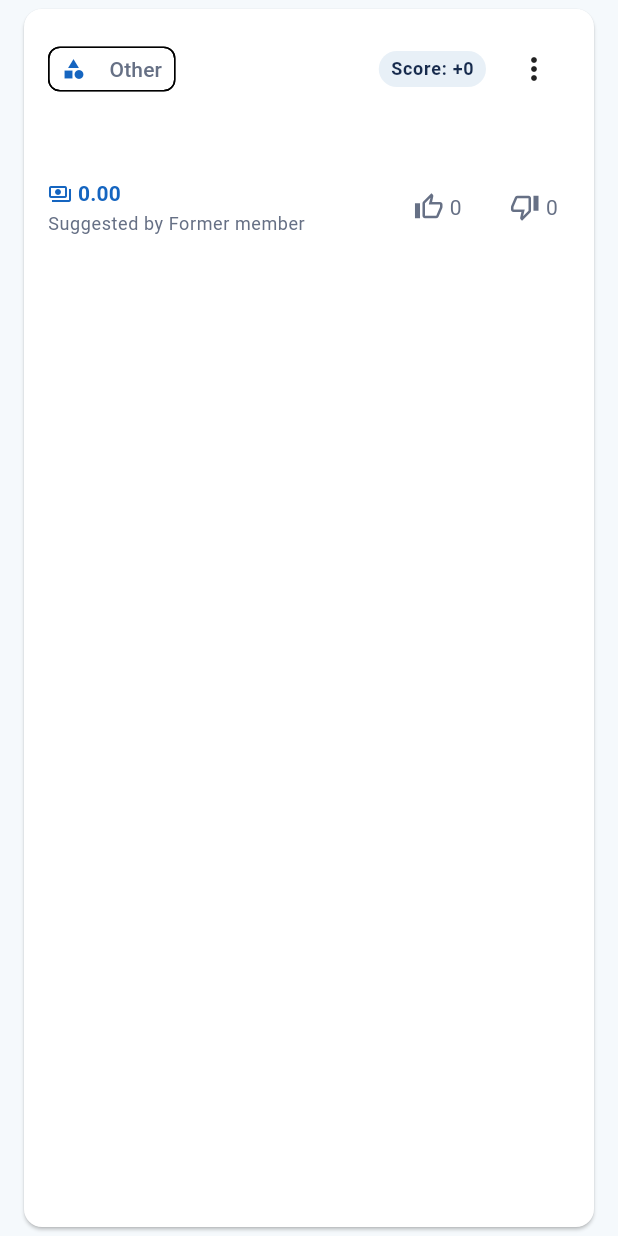
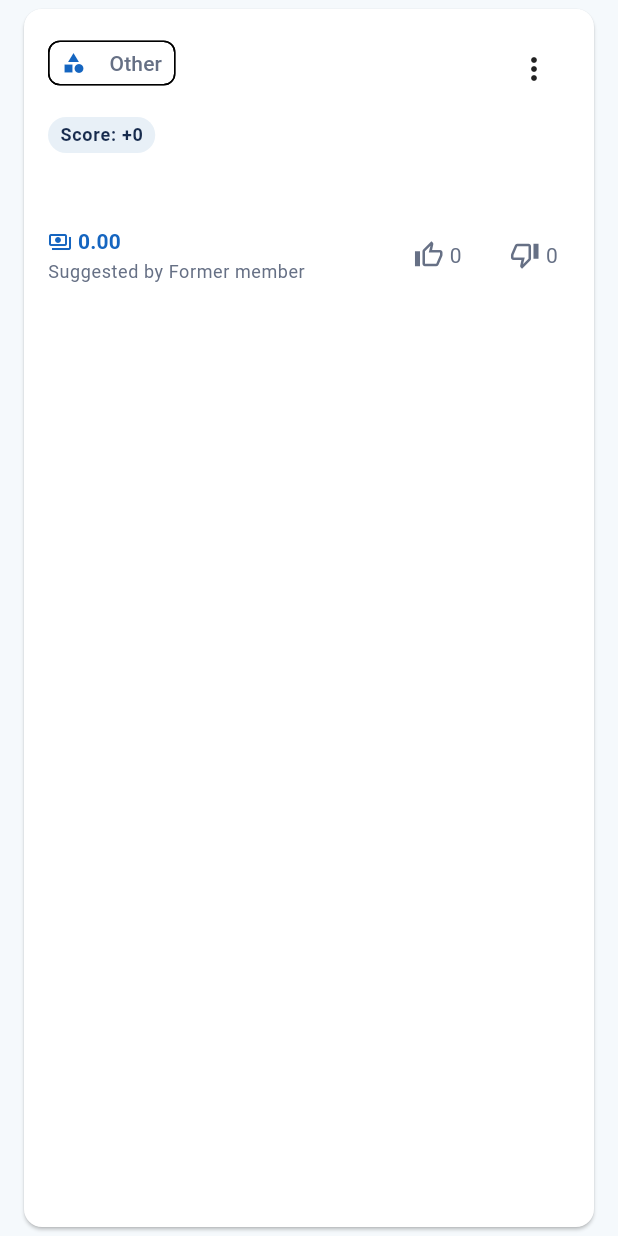
Before and after one commit to Aayush049/wayfound, a Flutter app: the SuggestionCard widget shown alone on an empty page, opened directly with empty values, on a phone screen of 412 x 824 dp. Run offline on Flutter 3.47's test engine with Material 3 defaults, Android fonts, the phone set to English and light mode, and no system bars; our stand-ins replace cloud_firestore, firebase_auth, firebase_core, flutter_riverpod, go_router, google_sign_in and 1 more; accounts and stored records are empty.

Commit message:
fix(suggestions,ui): fix SuggestionCard header layout: wrap chips on Row 1, score badge on Row 2
Co-Authored-By: Claude Code <noreply@anthropic.com>

```diff
--- a/lib/features/suggestions/presentation/suggestion_card.dart
+++ b/lib/features/suggestions/presentation/suggestion_card.dart
@@ -157,15 +157,14 @@ class _SuggestionCardState extends ConsumerState<SuggestionCard> {
         child: Column(
           crossAxisAlignment: CrossAxisAlignment.start,
           children: [
-            // Header: Chips in Expanded Wrap, score badge and menu pinned right
+            // Header: Row 1 (chips wrap, menu top-right), Row 2 (Score badge left-aligned)
             Column(
               crossAxisAlignment: CrossAxisAlignment.start,
               children: [
-                // First row: chips in Expanded Wrap, score badge + menu on right
+                // Row 1: Chips in Expanded Wrap, PopupMenuButton pinned to top-right when present
                 Row(
-                  crossAxisAlignment: CrossAxisAlignment.center,
+                  crossAxisAlignment: CrossAxisAlignment.start,
                   children: [
-                    // Chips in Expanded Wrap (category, day)
                     Expanded(
                       child: Wrap(
                         spacing: 8,
@@ -202,28 +201,8 @@ class _SuggestionCardState extends ConsumerState<SuggestionCard> {
                         ],
                       ),
                     ),
-                    // Score Badge and Menu pinned to right
-                    Row(
-                      crossAxisAlignment: CrossAxisAlignment.center,
-                      children: [
-                        Container(
-                          padding: const EdgeInsets.symmetric(
-                            horizontal: 8,
-                            vertical: 4,
-                          ),
-                          decoration: BoxDecoration(
-                            color: theme.colorScheme.surfaceContainerHighest,
-                            borderRadius: BorderRadius.circular(12),
-                          ),
-                          child: Text(
-                            'Score: ${widget.suggestion.score >= 0 ? '+' : ''}${widget.suggestion.score}',
-                            style: theme.textTheme.labelMedium?.copyWith(
-                              fontWeight: FontWeight.bold,
-                            ),
-                          ),
-                        ),
+                    if (_canEditOrDelete) ...[
                       const SizedBox(width: 8),
-                        if (_canEditOrDelete)
                       PopupMenuButton<String>(
                         icon: const Icon(Icons.more_vert),
                         padding: EdgeInsets.zero,
@@ -270,8 +249,28 @@ class _SuggestionCardState extends ConsumerState<SuggestionCard> {
                         ],
                       ),
                     ],
+                  ],
                 ),
-                  ],
+                const SizedBox(height: 8),
+                // Row 2: Score badge left-aligned
+                Align(
+                  alignment: Alignment.centerLeft,
+                  child: Container(
+                    padding: const EdgeInsets.symmetric(
+                      horizontal: 8,
+                      vertical: 4,
+                    ),
+                    decoration: BoxDecoration(
+                      color: theme.colorScheme.surfaceContainerHighest,
+                      borderRadius: BorderRadius.circular(12),
+                    ),
+                    child: Text(
+                      'Score: ${widget.suggestion.score >= 0 ? '+' : ''}${widget.suggestion.score}',
+                      style: theme.textTheme.labelMedium?.copyWith(
+                        fontWeight: FontWeight.bold,
+                      ),
+                    ),
+                  ),
                 ),
               ],
             ),
```
Lines whose indentation alone changed are shown as unchanged.
